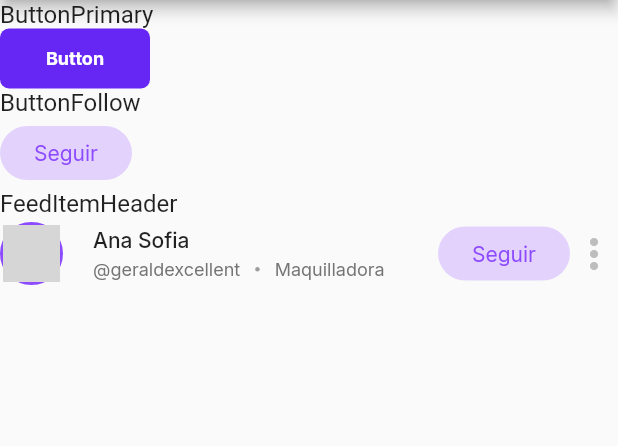
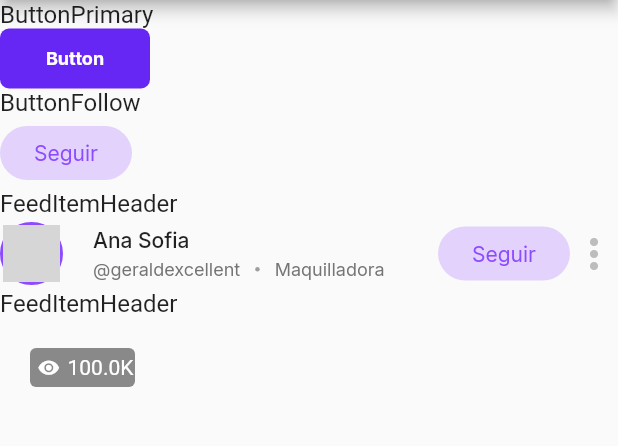
Before and after one commit to tipzty/tipzty_flutter_ui, a Flutter app: the screen it shows after launch, on a phone screen of 412 x 824 dp, the part 84-530 px from its top. Run offline on Flutter 3.47's test engine with Material 2 defaults, Android fonts, the phone set to English and light mode, and no system bars; drawn by our look-alikes of cached_network_image; our stand-ins replace google_fonts; network calls fail; grey boxes are pictures that could not be loaded.

Commit message:
create box count views

```diff
--- a/lib/main.dart
+++ b/lib/main.dart
@@ -1,5 +1,6 @@
 import 'package:flutter/material.dart';
 import 'package:tipzty_flutter_ui/shelf.dart';
+import 'package:tipzty_flutter_ui/src/widgets/box_count_views.dart';
 import 'package:tipzty_flutter_ui/src/widgets/button_follow.dart';
 
 void main() {
@@ -55,7 +56,9 @@ class DesignSystem extends StatelessWidget {
               avatar:
                   "https://storage.googleapis.com/tipzty_images/users/80c51ee4-3bd3-11eb-bbf0-0242ac110002.png",
             ),
-          )
+          ),
+          Text('FeedItemHeader', style: TextStyle(fontSize: 16)),
+          BoxCountViews(100000),
         ],
       )),
     );
--- a/lib/shelf.dart
+++ b/lib/shelf.dart
@@ -2,3 +2,4 @@ export 'src/widgets/button_primary.dart';
 export 'src/widgets/button_default.dart';
 export 'src/widgets/button_follow.dart';
 export 'src/widgets/feed/feed_item_header.dart';
+export 'src/widgets/box_count_views.dart';
--- /dev/null
+++ b/lib/src/widgets/box_count_views.dart
@@ -0,0 +1,43 @@
+import 'package:flutter/material.dart';
+
+class BoxCountViews extends StatelessWidget {
+  final int count;
+
+  BoxCountViews(this.count);
+
+  @override
+  Widget build(BuildContext context) {
+    var views = count >= 1000 ? (count / 1000).toString() + "K" : count;
+    views = count >= 1000000 ? (count / 1000000).toString() + "M" : views;
+
+    return ConstrainedBox(
+      constraints: new BoxConstraints(
+        maxWidth: 90,
+      ),
+      child: Container(
+        decoration: BoxDecoration(
+            borderRadius: BorderRadius.all(Radius.circular(4)),
+            color: Colors.black45),
+        margin: const EdgeInsets.only(top: 20, left: 20),
+        padding: const EdgeInsets.all(5),
+        child: Row(
+          mainAxisAlignment: MainAxisAlignment.center,
+          children: [
+            Icon(
+              Icons.remove_red_eye_sharp,
+              size: 15,
+              color: Colors.white,
+            ),
+            SizedBox(
+              width: 5,
+            ),
+            Text(
+              '${views}',
+              style: TextStyle(color: Colors.white),
+            ),
+          ],
+        ),
+      ),
+    );
+  }
+}
```
